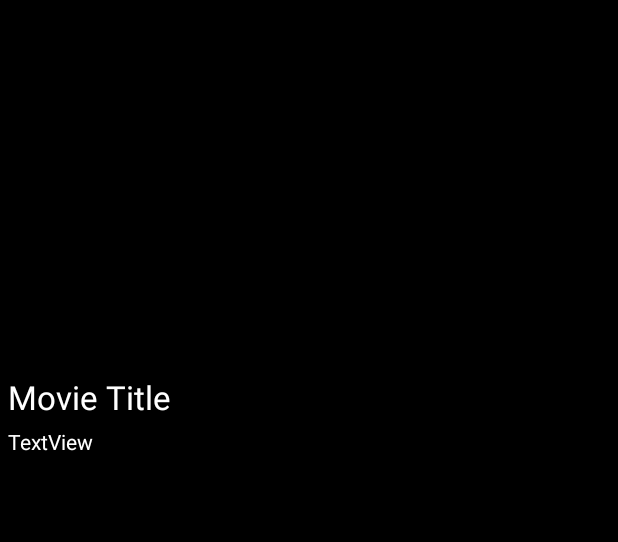
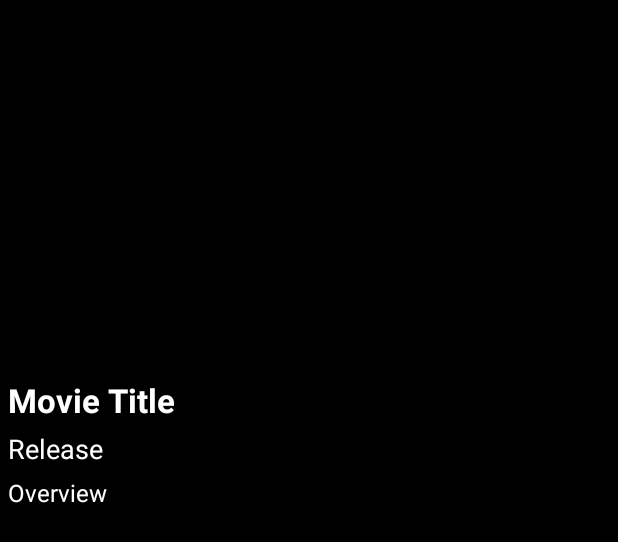
Before and after one commit to GustavoAdame/Flixster, an Android app: the layout activity_movie_details.xml on its own in the app's theme, with its tools: preview values and no code run, on a phone screen of 412 x 824 dp. Shown: the top 542 px of the screen. Run offline under Robolectric (Android 15) with nearby library versions, the phone set to English and light mode, and no system bars.

Commit message:
Improved UI and added release date

```diff
--- a/app/src/main/java/com/example/flixster/MovieDetailsActivity.java
+++ b/app/src/main/java/com/example/flixster/MovieDetailsActivity.java
@@ -35,6 +35,7 @@ public class MovieDetailsActivity  extends AppCompatActivity {
     public TextView tvTitle;
     public ImageView ivBackdrop;
     public TextView tvOverview;
+    public TextView tvRelease;
     public RatingBar rbVoteAverage;
     /* Important Key - Used to get video from MovieDB API */
     public String videoKey;
@@ -51,6 +52,7 @@ public class MovieDetailsActivity  extends AppCompatActivity {
         tvTitle = findViewById(R.id.tvTitle);
         tvOverview = findViewById(R.id.tvOverview);
         rbVoteAverage = findViewById(R.id.rbVoteAverage);
+        tvRelease = findViewById(R.id.tvRelease);
 
         /* Important API Request - get video for each movie via movie.getId() */
         Video_URL =
@@ -59,6 +61,7 @@ public class MovieDetailsActivity  extends AppCompatActivity {
         /* Set the title and overview */
         tvTitle.setText(movie.getTitle());
         tvOverview.setText(movie.getOverview());
+        tvRelease.setText("Release Date: " + movie.getReleaseDate());
 
         /* Vote average is 0..10, convert to 0..5 by dividing by 2 */
         float voteAverage = movie.getVoteAverage().floatValue();
--- a/app/src/main/java/com/example/flixster/models/Movie.java
+++ b/app/src/main/java/com/example/flixster/models/Movie.java
@@ -18,6 +18,7 @@ public class Movie {
     public String title;
     public String overview;
     public Double voteAverage;
+    public String releaseDate;
     public int id;
 
     /* no-arg, empty constructor required for Parceler */
@@ -32,6 +33,11 @@ public class Movie {
         backdropPath = jsonObject.getString("backdrop_path");
         voteAverage = jsonObject.getDouble("vote_average");
         id = jsonObject.getInt("id");
+        releaseDate = jsonObject.getString("release_date");
+    }
+
+    public String getReleaseDate() {
+        return releaseDate;
     }
 
     public Double getVoteAverage() {
--- a/app/src/main/res/layout/activity_movie_details.xml
+++ b/app/src/main/res/layout/activity_movie_details.xml
@@ -8,6 +8,7 @@
         android:id="@+id/ivBackdrop"
         android:layout_width="match_parent"
         android:layout_height="250dp" />
+
 
     <TextView
         android:id="@+id/tvTitle"
@@ -20,9 +21,10 @@
         android:layout_alignParentRight="true"
         android:layout_marginStart="5dp"
         android:layout_marginLeft="5dp"
-        android:layout_marginTop="250dp"
-        android:layout_marginEnd="6dp"
-        android:layout_marginRight="6dp"
+        android:layout_marginTop="252dp"
+        android:layout_marginEnd="5dp"
+        android:layout_marginRight="5dp"
+        android:textStyle="bold"
         android:text="Movie Title"
         android:textAppearance="@android:style/TextAppearance.Large"
         android:textColor="@android:color/white" />
@@ -31,7 +33,26 @@
         android:id="@+id/tvOverview"
         android:layout_width="wrap_content"
         android:layout_height="wrap_content"
+        android:layout_below="@+id/tvRelease"
+        android:layout_alignParentStart="true"
+        android:layout_alignParentLeft="true"
+        android:layout_alignParentEnd="true"
+        android:layout_alignParentRight="true"
+        android:layout_marginStart="5dp"
+        android:layout_marginLeft="5dp"
+        android:textSize="16dp"
+        android:layout_marginTop="6dp"
+        android:layout_marginEnd="5dp"
+        android:layout_marginRight="5dp"
+        android:text="Overview"
+        android:textColor="@android:color/white" />
+
+    <TextView
+        android:id="@+id/tvRelease"
+        android:layout_width="wrap_content"
+        android:layout_height="wrap_content"
         android:layout_below="@+id/tvTitle"
+        android:textSize="18dp"
         android:layout_alignParentStart="true"
         android:layout_alignParentLeft="true"
         android:layout_alignParentEnd="true"
@@ -39,21 +60,21 @@
         android:layout_marginStart="5dp"
         android:layout_marginLeft="5dp"
         android:layout_marginTop="5dp"
-        android:layout_marginEnd="6dp"
-        android:layout_marginRight="6dp"
-        android:text="TextView"
+        android:layout_marginEnd="5dp"
+        android:layout_marginRight="5dp"
+        android:text="Release"
         android:textColor="@android:color/white" />
 
     <RatingBar
         android:id="@+id/rbVoteAverage"
-        style="@style/Widget.AppCompat.RatingBar.Small"
+        style="@android:style/Widget.DeviceDefault.Light.RatingBar"
         android:layout_width="wrap_content"
         android:layout_height="wrap_content"
         android:layout_below="@+id/tvOverview"
         android:layout_alignParentStart="true"
         android:layout_alignParentLeft="true"
-        android:layout_marginStart="5dp"
-        android:layout_marginLeft="3dp"
+        android:layout_marginStart="4dp"
+        android:layout_marginLeft="4dp"
         android:layout_marginTop="5dp"
         android:numStars="5"
         android:outlineAmbientShadowColor="@android:color/white"
```
